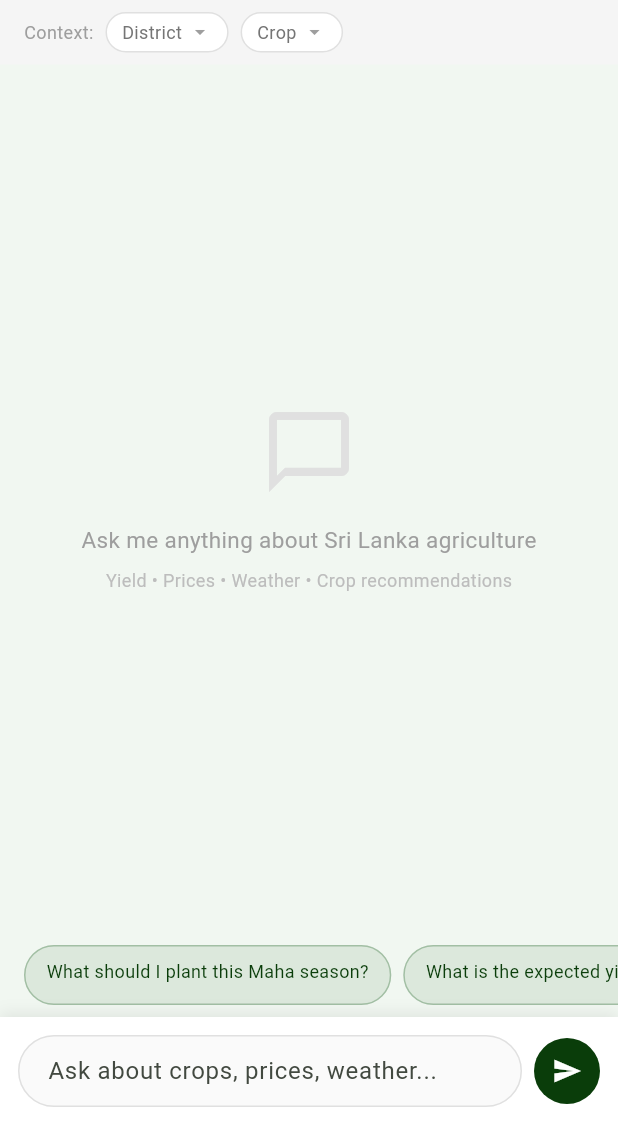
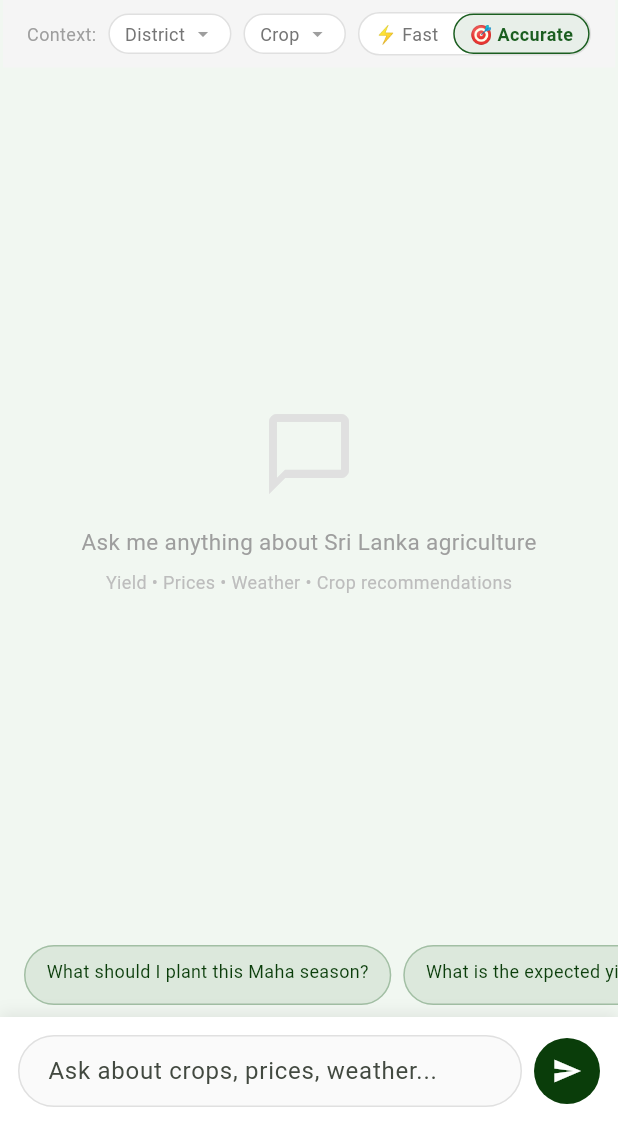
Before and after one commit to CropSphere-SLTC/cropsphere-app, a Flutter app: the ChatScreen screen opened directly, after a tap on the "send" icon, on a phone screen of 412 x 824 dp, the part 111-1236 px from its top. Run offline on Flutter 3.47's test engine with Material 3 defaults, Android fonts, the phone set to English and light mode, and no system bars; our stand-ins replace dio, firebase_auth, firebase_core, flutter_secure_storage, flutter_svg, geolocator and 1 more; accounts and stored records are empty.

```diff
--- a/frontend/lib/models/api_models.dart
+++ b/frontend/lib/models/api_models.dart
@@ -452,6 +452,8 @@
   final String userId;
   final String? district;
   final String? crop;
+  final String model;
+  final String language;
 
   ChatRequest({
     required this.message,
@@ -459,6 +461,8 @@
     required this.userId,
     this.district,
     this.crop,
+    this.model = 'accurate',
+    this.language = 'auto',
   });
 
   Map<String, dynamic> toJson() => {
@@ -467,6 +471,8 @@
     'user_id': userId,
     if (district != null) 'district': district,
     if (crop != null) 'crop': crop,
+    'model': model,
+    'language': language,
   };
 }
 
--- a/frontend/lib/screens/chat/chat_screen.dart
+++ b/frontend/lib/screens/chat/chat_screen.dart
@@ -26,6 +26,7 @@
   ];
   String? _selectedDistrict;
   String? _selectedCrop;
+  String _selectedModel = 'accurate';
 
   final List<String> _districts = [
     'Nuwara Eliya',
@@ -76,6 +77,8 @@
           userId: userId,
           district: _selectedDistrict,
           crop: _selectedCrop,
+          model: _selectedModel,
+          language: 'auto',
         ),
       );
 
@@ -201,6 +204,8 @@
     return Container(
       padding: const EdgeInsets.symmetric(horizontal: 16, vertical: 8),
       color: Colors.grey[100],
+      child: SingleChildScrollView(
+        scrollDirection: Axis.horizontal,
         child: Row(
           children: [
             const Text(
@@ -221,7 +226,10 @@
               _crops,
               (v) => setState(() => _selectedCrop = v),
             ),
+            const SizedBox(width: 8),
+            _buildModelToggle(),
           ],
+        ),
       ),
     );
   }
@@ -285,6 +293,48 @@
               color: selected != null ? AppTheme.primary : Colors.grey,
             ),
           ],
+        ),
+      ),
+    );
+  }
+
+  Widget _buildModelToggle() {
+    return Container(
+      decoration: BoxDecoration(
+        color: Colors.white,
+        borderRadius: BorderRadius.circular(16),
+        border: Border.all(color: Colors.grey[300]!),
+      ),
+      child: Row(
+        mainAxisSize: MainAxisSize.min,
+        children: [
+          _buildModelOption('fast', '⚡ Fast'),
+          _buildModelOption('accurate', '🎯 Accurate'),
+        ],
+      ),
+    );
+  }
+
+  Widget _buildModelOption(String value, String label) {
+    final isSelected = _selectedModel == value;
+    return GestureDetector(
+      onTap: () => setState(() => _selectedModel = value),
+      child: Container(
+        padding: const EdgeInsets.symmetric(horizontal: 10, vertical: 4),
+        decoration: BoxDecoration(
+          color: isSelected
+              ? AppTheme.primary.withValues(alpha: 0.1)
+              : Colors.transparent,
+          borderRadius: BorderRadius.circular(16),
+          border: isSelected ? Border.all(color: AppTheme.primary) : null,
+        ),
+        child: Text(
+          label,
+          style: TextStyle(
+            fontSize: 12,
+            color: isSelected ? AppTheme.primary : Colors.grey[600],
+            fontWeight: isSelected ? FontWeight.w600 : FontWeight.normal,
+          ),
         ),
       ),
     );
```
Lines whose indentation alone changed are shown as unchanged.
